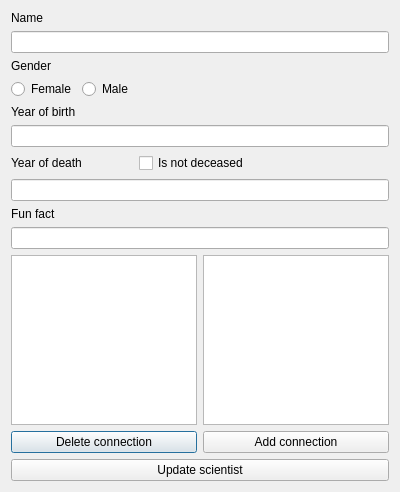
First picture: the form in famGUI/edit.ui, repository gdgunnars/famCS3.0, before the edit.
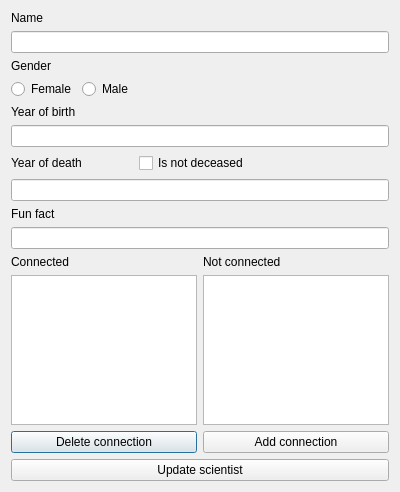
Second picture: the form after the edit. Icons and pictures are not drawn.

```diff
--- a/famGUI/edit.ui
+++ b/famGUI/edit.ui
@@ -157,6 +157,24 @@
    <item>
     <widget class="QLineEdit" name="lineFact"/>
    </item>
+   <item>
+    <layout class="QHBoxLayout" name="horizontalLayout_10">
+     <item>
+      <widget class="QLabel" name="label_2">
+       <property name="text">
+        <string>Connected</string>
+       </property>
+      </widget>
+     </item>
+     <item>
+      <widget class="QLabel" name="label">
+       <property name="text">
+        <string>Not connected</string>
+       </property>
+      </widget>
+     </item>
+    </layout>
+   </item>
    <item>
     <layout class="QHBoxLayout" name="horizontalLayout_8">
      <item>
```
Left out of the diff: 6 changed lines with no effect on the pictures.
